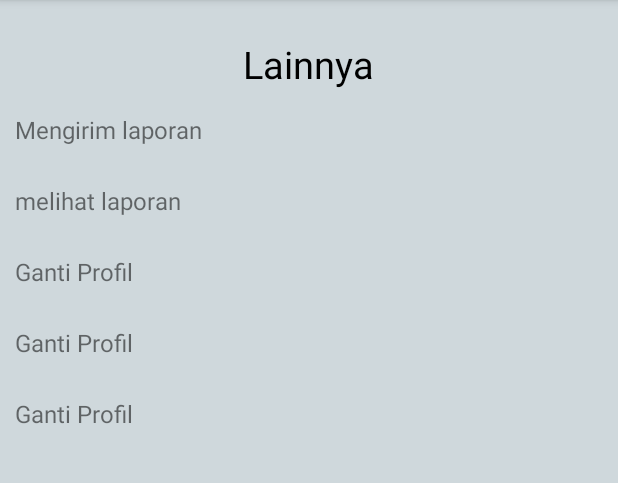
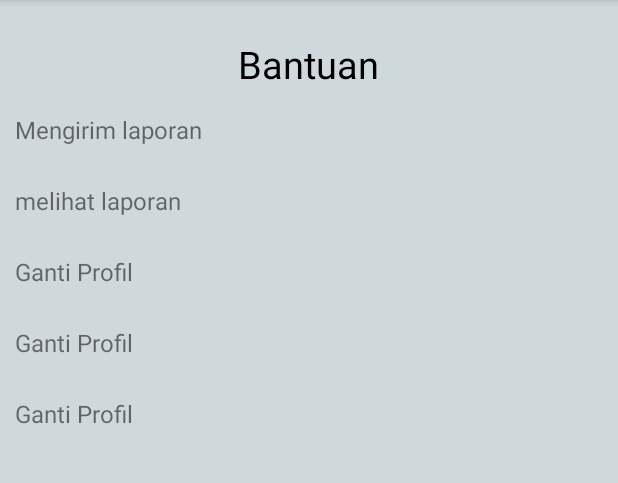
Before and after one commit to developer-mgs/pesantukang, an Android app: the fragment FragmentBantuan placed in its activity, on a phone screen of 412 x 824 dp, the part 84-567 px from its top. Run offline under Robolectric (Android 15) with nearby library versions, the phone set to English and light mode, and no system bars; libraries missing offline, so code that uses them is left out: com.synnapps.carouselview; plain views replace AccordionView; 3 statements that could not run were skipped.

Commit message:
Perubahan menu Bantuan

```diff
--- a/app/src/main/res/layout/fragment_bantuan.xml
+++ b/app/src/main/res/layout/fragment_bantuan.xml
@@ -22,7 +22,6 @@
         android:layout_height="match_parent"
         >
 
-
         <LinearLayout
             android:layout_width="match_parent"
             android:id="@+id/lineDataPengguna"
@@ -34,7 +33,7 @@
             <TextView
                 android:layout_width="wrap_content"
                 android:layout_height="wrap_content"
-                android:text="Lainnya"
+                android:text="Bantuan"
                 android:layout_marginTop="20dp"
                 android:textStyle="normal"
                 android:layout_gravity="center_horizontal"
```
